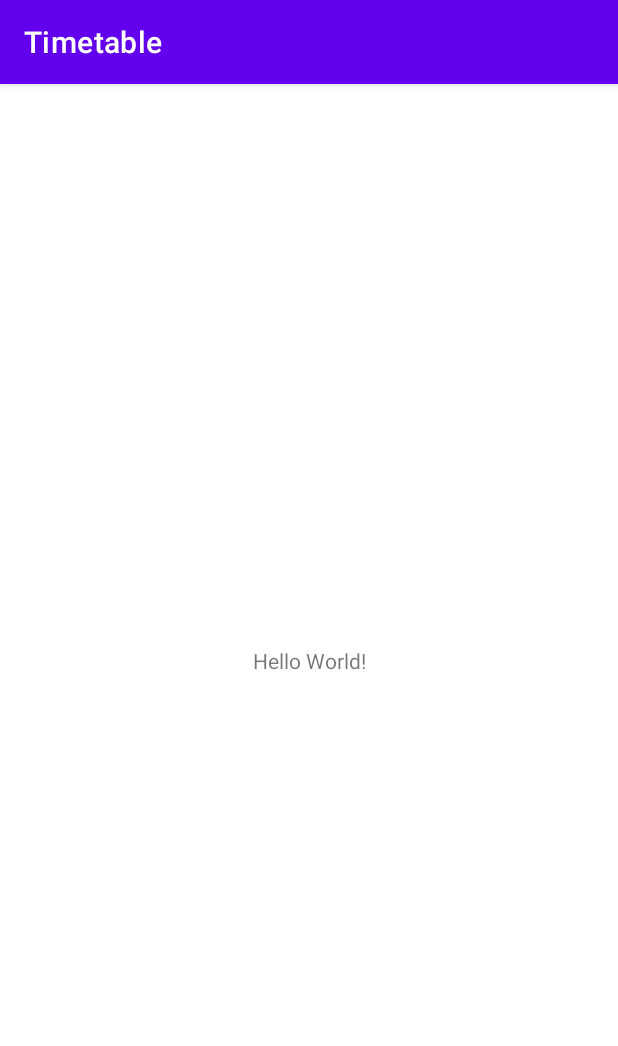
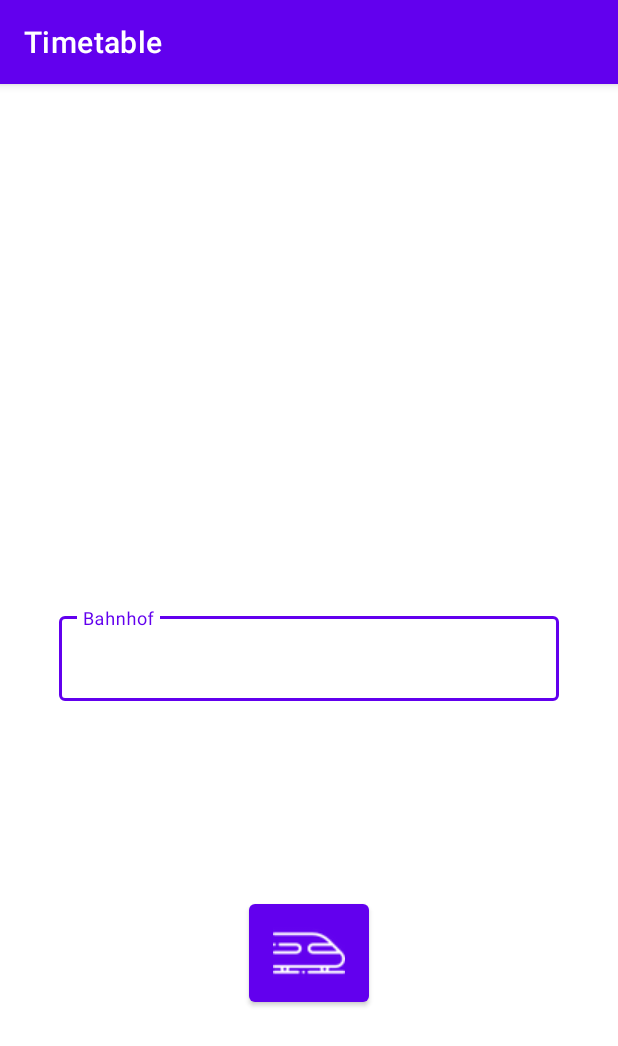
Before and after one commit to naTariks/Timetable, an Android app: the screen it shows after launch (MainActivity), on a phone screen of 412 x 824 dp. Shown: the top 1046 px of the screen. Run offline under Robolectric (Android 15) with nearby library versions, the phone set to English and light mode, and no system bars.

Commit message:
Main Page is almost finished. Has the text field and the Button, just frontend no backend. created the two other activities.

```diff
--- a/app/src/main/AndroidManifest.xml
+++ b/app/src/main/AndroidManifest.xml
@@ -14,6 +14,12 @@
         android:theme="@style/Theme.Timetable"
         tools:targetApi="31">
         <activity
+            android:name=".Verbindung"
+            android:exported="false" />
+        <activity
+            android:name=".Abfahrtsplan"
+            android:exported="false" />
+        <activity
             android:name=".MainActivity"
             android:exported="true">
             <intent-filter>
--- /dev/null
+++ b/app/src/main/java/ch/stanrich/timetable/model/Bahnhof.java
@@ -0,0 +1,4 @@
+package ch.stanrich.timetable.model;
+
+public class Bahnhof {
+}
--- /dev/null
+++ b/app/src/main/java/ch/stanrich/timetable/model/Verbindung.java
@@ -0,0 +1,4 @@
+package ch.stanrich.timetable.model;
+
+public class Verbindung {
+}
--- a/app/src/main/res/layout/activity_main.xml
+++ b/app/src/main/res/layout/activity_main.xml
@@ -6,13 +6,31 @@
     android:layout_height="match_parent"
     tools:context=".MainActivity">
 
-    <TextView
-        android:layout_width="wrap_content"
-        android:layout_height="wrap_content"
-        android:text="Hello World!"
+    <com.google.android.material.textfield.TextInputLayout
+        android:id="@+id/bahnhofTextField"
+        style="@style/Widget.MaterialComponents.TextInputLayout.OutlinedBox"
+        android:layout_width="333dp"
+        android:layout_height="69dp"
+        android:hint="@string/label"
         app:layout_constraintBottom_toBottomOf="parent"
         app:layout_constraintEnd_toEndOf="parent"
         app:layout_constraintStart_toStartOf="parent"
-        app:layout_constraintTop_toTopOf="parent" />
+        app:layout_constraintTop_toTopOf="parent">
+
+        <com.google.android.material.textfield.TextInputEditText
+            android:layout_width="match_parent"
+            android:layout_height="wrap_content" />
+
+    </com.google.android.material.textfield.TextInputLayout>
+
+    <Button
+        android:id="@+id/enterButton"
+        android:layout_width="80dp"
+        android:layout_height="77dp"
+        android:layout_marginBottom="150dp"
+        app:icon="@drawable/zug"
+        app:layout_constraintBottom_toBottomOf="parent"
+        app:layout_constraintEnd_toEndOf="parent"
+        app:layout_constraintStart_toStartOf="parent" />
 
 </androidx.constraintlayout.widget.ConstraintLayout>
--- a/app/src/main/res/values/strings.xml
+++ b/app/src/main/res/values/strings.xml
@@ -1,3 +1,4 @@
 <resources>
     <string name="app_name">Timetable</string>
+    <string name="label">Bahnhof</string>
 </resources>
```
Also changed, not shown: app/src/main/java/ch/stanrich/timetable/Abfahrtsplan.java (added, +14 -0 lines), app/src/main/java/ch/stanrich/timetable/Verbindung.java (added, +14 -0 lines), app/src/main/java/ch/stanrich/timetable/helper/VerbindungJsonParser.java (added, +8 -0 lines), app/src/main/res/layout/activity_abfahrtsplan.xml (added, +9 -0 lines), app/src/main/res/layout/activity_verbindung.xml (added, +9 -0 lines), app/src/main/res/drawable/arrow_right.png (added), app/src/main/res/drawable/zug.png (added).
